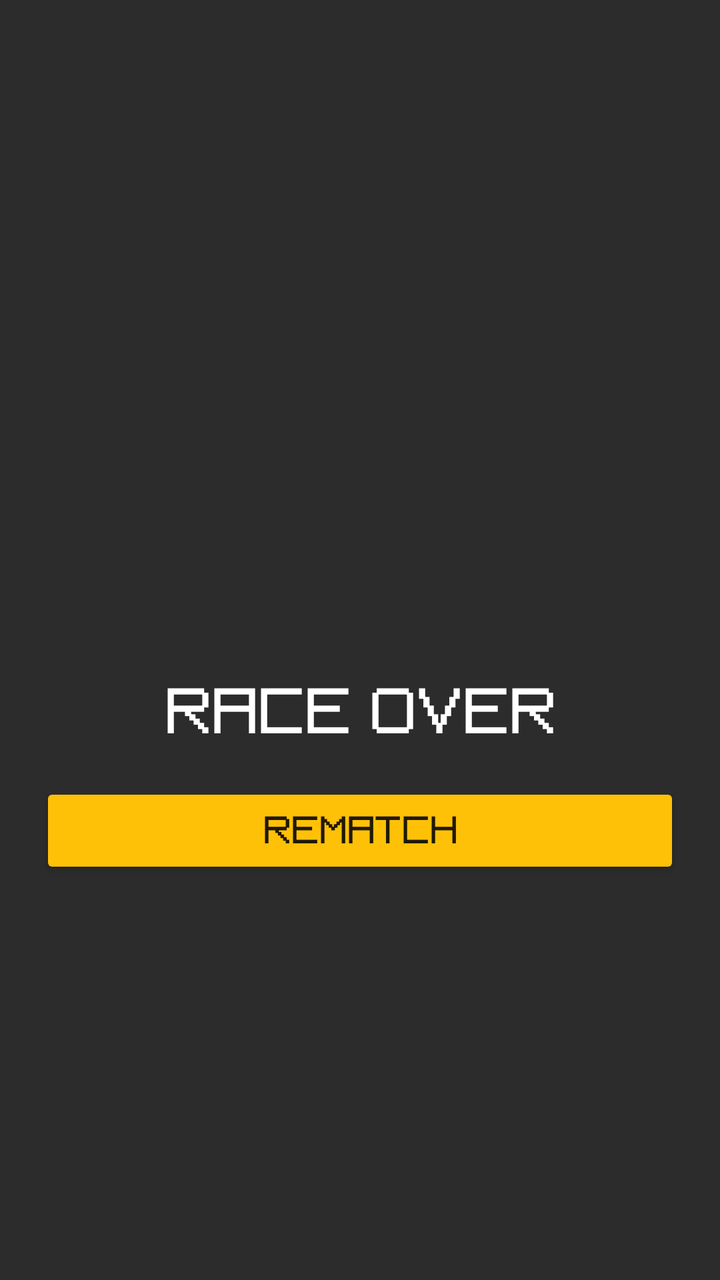
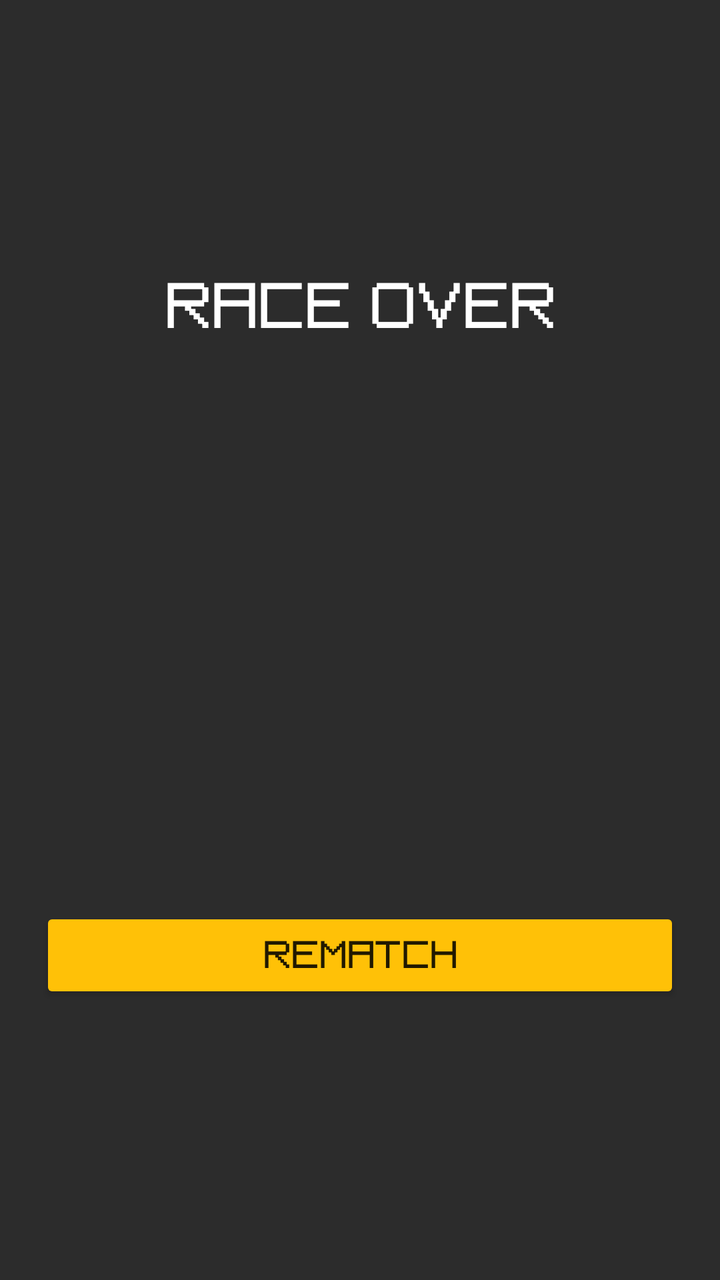

The first picture is an Android layout as it rendered before a commit; the second is the same layout after the commit. The layout source and the unified diff follow.
<!-- AndroidManifest.xml: application theme Theme.AnimalRace -->
<!-- res/layout/dialog_result.xml -->
<?xml version="1.0" encoding="utf-8"?>
<LinearLayout xmlns:android="http://schemas.android.com/apk/res/android"
    android:layout_width="300dp"
    android:layout_height="wrap_content"
    android:background="#2C2C2C"
    android:orientation="vertical"
    android:padding="20dp"
    android:gravity="center">

    
    <ImageView
        android:id="@+id/imgWinnerAnimal"
        android:layout_width="110dp"
        android:layout_height="110dp"
        android:scaleType="fitCenter"
        android:layout_marginTop="15dp" />

    <TextView
        android:id="@+id/txtWinnerEmoji"
        android:layout_width="wrap_content"
        android:layout_height="wrap_content"
        android:text="🦖"
        android:textSize="90sp"
        android:layout_marginTop="15dp"
        android:visibility="gone" />

    <TextView
        android:id="@+id/txtResultMessage"
        android:layout_width="wrap_content"
        android:layout_height="wrap_content"
        android:text="RACE OVER"
        android:textSize="30sp"
        android:textColor="#FFFFFF"
        android:textStyle="bold"
        android:fontFamily="@font/pfstardust"
        android:layout_marginTop="15dp" />

    <Button
        android:id="@+id/btnRematch"
        android:layout_width="match_parent"
        android:layout_height="wrap_content"
        android:text="REMATCH"
        android:textSize="18sp"
        android:fontFamily="@font/pfstardust"
        android:textStyle="bold"
        android:layout_marginTop="20dp"
        android:backgroundTint="#FFC107" />

</LinearLayout>
<!-- resources referenced by this layout -->
<resources>
  <style name="Theme.AnimalRace" parent="Theme.MaterialComponents.DayNight.NoActionBar">
          <item name="android:windowFullscreen">true</item>
      </style>
</resources>

<!-- the commit's change to res/layout/dialog_result.xml (unified diff, before → after) -->
@@ -1,28 +1,11 @@
 <?xml version="1.0" encoding="utf-8"?>
 <LinearLayout xmlns:android="http://schemas.android.com/apk/res/android"
-    android:layout_width="300dp"
+    android:layout_width="380dp"
     android:layout_height="wrap_content"
     android:background="#2C2C2C"
     android:orientation="vertical"
     android:padding="20dp"
     android:gravity="center">
-
-    
-    <ImageView
-        android:id="@+id/imgWinnerAnimal"
-        android:layout_width="110dp"
-        android:layout_height="110dp"
-        android:scaleType="fitCenter"
-        android:layout_marginTop="15dp" />
-
-    <TextView
-        android:id="@+id/txtWinnerEmoji"
-        android:layout_width="wrap_content"
-        android:layout_height="wrap_content"
-        android:text="🦖"
-        android:textSize="90sp"
-        android:layout_marginTop="15dp"
-        android:visibility="gone" />
 
     <TextView
         android:id="@+id/txtResultMessage"
@@ -33,7 +16,40 @@
         android:textColor="#FFFFFF"
         android:textStyle="bold"
         android:fontFamily="@font/pfstardust"
-        android:layout_marginTop="15dp" />
+        android:layout_marginBottom="15dp" />
+
+    <ScrollView
+        android:layout_width="match_parent"
+        android:layout_height="250dp"
+        android:fadeScrollbars="false">
+
+        <LinearLayout
+            android:id="@+id/layoutResultsContainer"
+            android:layout_width="match_parent"
+            android:layout_height="wrap_content"
+            android:orientation="horizontal"
+            android:baselineAligned="false"
+            android:weightSum="100">
+
+            <LinearLayout
+                android:id="@+id/layoutLeftColumn"
+                android:layout_width="0dp"
+                android:layout_height="wrap_content"
+                android:layout_weight="50"
+                android:orientation="vertical"
+                android:paddingStart="140dp"
+                android:gravity="end" />
+
+            <LinearLayout
+                android:id="@+id/layoutRightColumn"
+                android:layout_width="0dp"
+                android:layout_height="wrap_content"
+                android:layout_weight="50"
+                android:orientation="vertical"
+                android:paddingStart="40dp"
+                android:gravity="start" />
+        </LinearLayout>
+    </ScrollView>
 
     <Button
         android:id="@+id/btnRematch"
